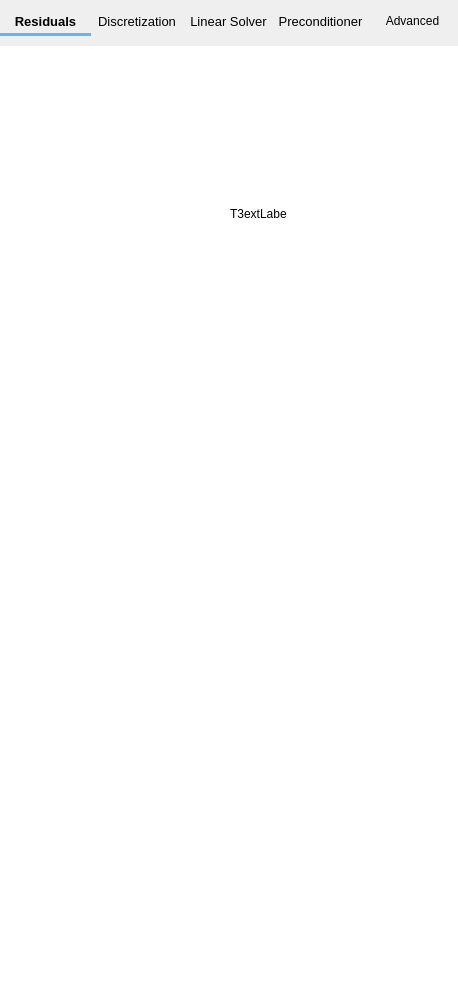
Before: the Qt Designer form mfixgui/uifiles/numerics.ui in truongd8593/mfix, drawn with Qt 5.
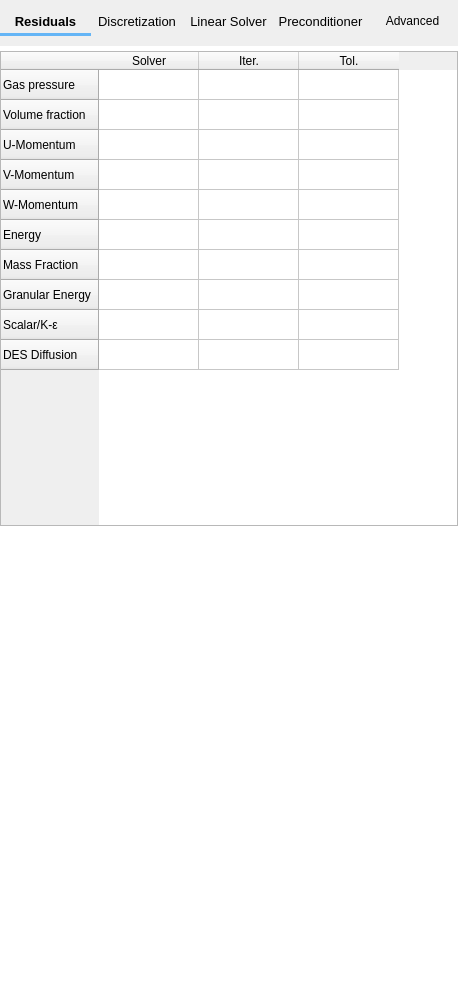
After: the same form once the commit is applied. The open tabs and pages were chosen to show the change. Custom widgets are drawn as their Qt base class.

Commit message: avoid 'map', close issues/179, work on Numerics pane

```diff
--- a/mfixgui/uifiles/numerics.ui
+++ b/mfixgui/uifiles/numerics.ui
@@ -556,19 +556,102 @@
         <verstretch>0</verstretch>
        </sizepolicy>
       </property>
-      <widget class="QLabel" name="label_3">
-       <property name="geometry">
-        <rect>
-         <x>230</x>
-         <y>160</y>
-         <width>57</width>
-         <height>15</height>
-        </rect>
+      <layout class="QGridLayout" name="gridLayout_5">
+       <property name="leftMargin">
+        <number>0</number>
        </property>
-       <property name="text">
-        <string>T3extLabel</string>
+       <property name="topMargin">
+        <number>5</number>
        </property>
-      </widget>
+       <property name="rightMargin">
+        <number>0</number>
+       </property>
+       <property name="bottomMargin">
+        <number>0</number>
+       </property>
+       <item row="0" column="0">
+        <widget class="QTableWidget" name="tablewidget_linear_solver">
+         <row>
+          <property name="text">
+           <string>Gas pressure</string>
+          </property>
+         </row>
+         <row>
+          <property name="text">
+           <string>Volume fraction</string>
+          </property>
+         </row>
+         <row>
+          <property name="text">
+           <string>U-Momentum</string>
+          </property>
+         </row>
+         <row>
+          <property name="text">
+           <string>V-Momentum</string>
+          </property>
+         </row>
+         <row>
+          <property name="text">
+           <string>W-Momentum</string>
+          </property>
+         </row>
+         <row>
+          <property name="text">
+           <string>Energy</string>
+          </property>
+         </row>
+         <row>
+          <property name="text">
+           <string>Mass Fraction</string>
+          </property>
+         </row>
+         <row>
+          <property name="text">
+           <string>Granular Energy</string>
+          </property>
+         </row>
+         <row>
+          <property name="text">
+           <string>Scalar/K-ε</string>
+          </property>
+         </row>
+         <row>
+          <property name="text">
+           <string>DES Diffusion</string>
+          </property>
+         </row>
+         <column>
+          <property name="text">
+           <string>Solver</string>
+          </property>
+         </column>
+         <column>
+          <property name="text">
+           <string>Iter.</string>
+          </property>
+         </column>
+         <column>
+          <property name="text">
+           <string>Tol.</string>
+          </property>
+         </column>
+        </widget>
+       </item>
+       <item row="1" column="0">
+        <spacer name="verticalSpacer_3">
+         <property name="orientation">
+          <enum>Qt::Vertical</enum>
+         </property>
+         <property name="sizeHint" stdset="0">
+          <size>
+           <width>20</width>
+           <height>460</height>
+          </size>
+         </property>
+        </spacer>
+       </item>
+      </layout>
      </widget>
      <widget class="QWidget" name="preconditioner">
       <property name="sizePolicy">
```
Left out of the diff: 112 changed lines with no effect on the pictures. The commit also changes 4 other files.
